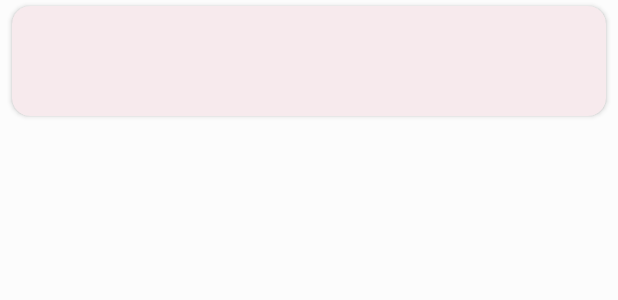
After one commit to TeamNullVoid/Crimson, an Android app: the layout layout_contact_item.xml on its own in the app's theme, with its tools: preview values and no code run, on a phone screen of 412 x 824 dp. The commit adds this screen. Shown: the top 300 px of the screen. Run offline under Robolectric (Android 15) with nearby library versions, the phone set to English and light mode, and no system bars.

```diff
--- a/app/src/main/java/com/nullvoid/crimson/MainActivity.kt
+++ b/app/src/main/java/com/nullvoid/crimson/MainActivity.kt
@@ -84,6 +84,9 @@ class MainActivity : AppCompatActivity(), Toolbar.OnMenuItemClickListener {
     }
 
     override fun onMenuItemClick(item: MenuItem): Boolean {
+        if (item.itemId == R.id.add_user) {
+            startActivity(Intent(this, AddCrimsonUser::class.java))
+        }
         return true
     }
 
--- /dev/null
+++ b/app/src/main/res/layout/layout_contact_item.xml
@@ -0,0 +1,32 @@
+<?xml version="1.0" encoding="utf-8"?>
+<com.google.android.material.card.MaterialCardView xmlns:android="http://schemas.android.com/apk/res/android"
+    xmlns:app="http://schemas.android.com/apk/res-auto"
+    android:layout_width="match_parent"
+    android:layout_height="wrap_content"
+    android:layout_marginHorizontal="8dp"
+    android:layout_marginVertical="4dp"
+    app:cardElevation="2dp"
+    app:strokeWidth="0dp">
+
+    <LinearLayout
+        android:layout_width="match_parent"
+        android:layout_height="wrap_content"
+        android:layout_margin="8dp"
+        android:orientation="vertical"
+        android:padding="8dp">
+
+        <com.google.android.material.textview.MaterialTextView
+            style="@style/TextAppearance.Material3.BodyLarge"
+            android:layout_width="match_parent"
+            android:id="@+id/name"
+            android:layout_height="wrap_content" />
+
+        <com.google.android.material.textview.MaterialTextView
+            style="@style/TextAppearance.Material3.BodyMedium"
+            android:layout_width="match_parent"
+            android:layout_height="wrap_content"
+            android:id="@+id/phone"/>
+
+    </LinearLayout>
+
+</com.google.android.material.card.MaterialCardView>
--- a/app/src/main/res/menu/main_menu.xml
+++ b/app/src/main/res/menu/main_menu.xml
@@ -3,6 +3,7 @@
     xmlns:app="http://schemas.android.com/apk/res-auto">
 
     <item
+        android:id="@+id/add_user"
         android:icon="@drawable/ic_connect"
         android:title="@string/add_crimson_user"
         app:showAsAction="ifRoom" />
--- a/app/src/main/res/values/strings.xml
+++ b/app/src/main/res/values/strings.xml
@@ -44,6 +44,7 @@
     <string name="sharing_location">Sharing Location</string>
     <string name="location_updates">Location Updates</string>
     <string name="msg_started_loc_share">%1$s Started Location Sharing</string>
+    <string name="add_emg_contacts">Add Emergency Contacts</string>
     <string-array name="layers">
         <item>Normal</item>
         <item>Satellite</item>
```
Also changed, not shown: app/src/main/AndroidManifest.xml (+7 -0 lines), app/src/main/java/com/nullvoid/crimson/AddCrimsonUser.kt (added, +97 -0 lines), app/src/main/java/com/nullvoid/crimson/adapters/ContactChooseAdapter.kt (added, +41 -0 lines), app/src/main/res/layout/activity_add_crimson_user.xml (added, +22 -0 lines).
